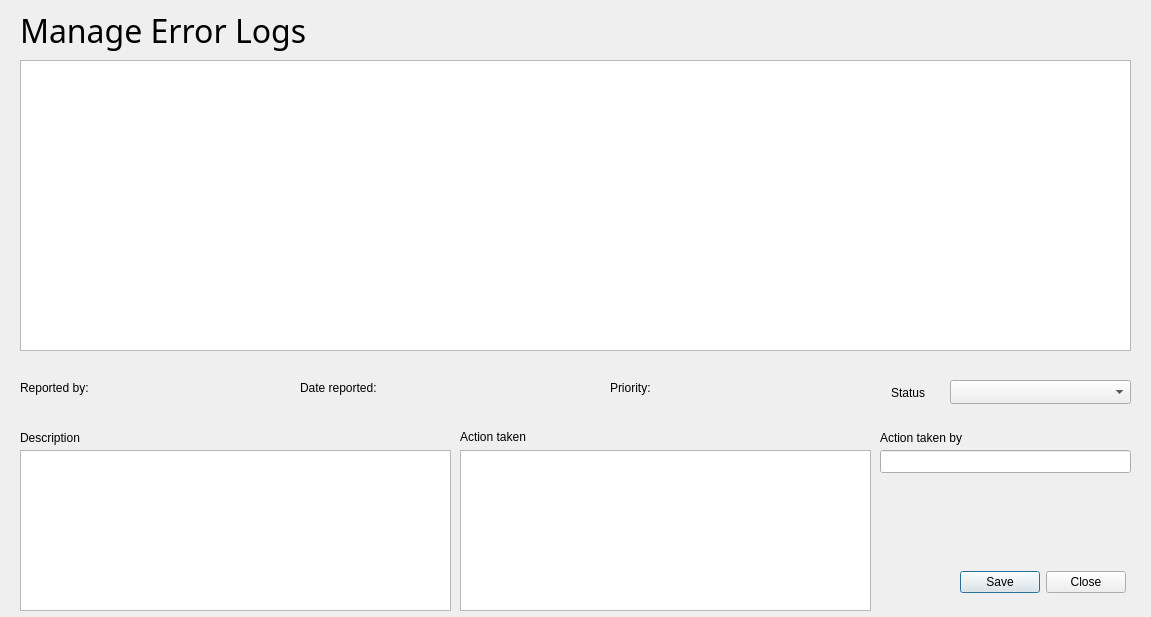
Above: MyCovidRecord/manageerrorlogs.ui from gagabon501/cs106-2 before the change. Below: the same form after it.
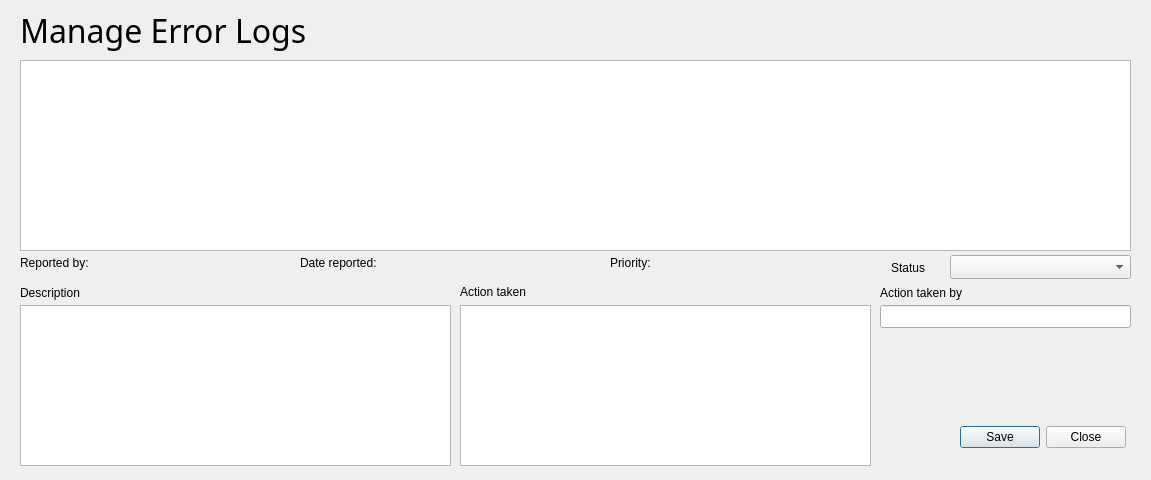
That is the form after the change.

```diff
--- a/MyCovidRecord/manageerrorlogs.ui
+++ b/MyCovidRecord/manageerrorlogs.ui
@@ -7,7 +7,7 @@
     <x>0</x>
     <y>0</y>
     <width>1151</width>
-    <height>617</height>
+    <height>480</height>
    </rect>
   </property>
   <property name="windowTitle">
@@ -19,7 +19,7 @@
      <x>20</x>
      <y>60</y>
      <width>1111</width>
-     <height>291</height>
+     <height>191</height>
     </rect>
    </property>
   </widget>
@@ -47,7 +47,7 @@
    <property name="geometry">
     <rect>
      <x>460</x>
-     <y>450</y>
+     <y>305</y>
      <width>411</width>
      <height>161</height>
     </rect>
@@ -57,7 +57,7 @@
    <property name="geometry">
     <rect>
      <x>460</x>
-     <y>426</y>
+     <y>281</y>
      <width>81</width>
      <height>21</height>
     </rect>
@@ -76,7 +76,7 @@
    <property name="geometry">
     <rect>
      <x>880</x>
-     <y>430</y>
+     <y>285</y>
      <width>131</width>
      <height>16</height>
     </rect>
@@ -95,7 +95,7 @@
    <property name="geometry">
     <rect>
      <x>880</x>
-     <y>450</y>
+     <y>305</y>
      <width>251</width>
      <height>23</height>
     </rect>
@@ -105,7 +105,7 @@
    <property name="geometry">
     <rect>
      <x>905</x>
-     <y>570</y>
+     <y>425</y>
      <width>221</width>
      <height>24</height>
     </rect>
@@ -118,7 +118,7 @@
    <property name="geometry">
     <rect>
      <x>20</x>
-     <y>450</y>
+     <y>305</y>
      <width>431</width>
      <height>161</height>
     </rect>
@@ -131,7 +131,7 @@
    <property name="geometry">
     <rect>
      <x>20</x>
-     <y>430</y>
+     <y>285</y>
      <width>151</width>
      <height>16</height>
     </rect>
@@ -144,7 +144,7 @@
    <property name="geometry">
     <rect>
      <x>880</x>
-     <y>480</y>
+     <y>335</y>
      <width>62</width>
      <height>16</height>
     </rect>
@@ -157,7 +157,7 @@
    <property name="geometry">
     <rect>
      <x>20</x>
-     <y>380</y>
+     <y>255</y>
      <width>371</width>
      <height>16</height>
     </rect>
@@ -170,7 +170,7 @@
    <property name="geometry">
     <rect>
      <x>300</x>
-     <y>380</y>
+     <y>255</y>
      <width>301</width>
      <height>16</height>
     </rect>
@@ -183,7 +183,7 @@
    <property name="geometry">
     <rect>
      <x>610</x>
-     <y>380</y>
+     <y>255</y>
      <width>91</width>
      <height>16</height>
     </rect>
@@ -196,7 +196,7 @@
    <property name="geometry">
     <rect>
      <x>950</x>
-     <y>380</y>
+     <y>255</y>
      <width>181</width>
      <height>24</height>
     </rect>
@@ -206,7 +206,7 @@
    <property name="geometry">
     <rect>
      <x>891</x>
-     <y>385</y>
+     <y>260</y>
      <width>42</width>
      <height>16</height>
     </rect>
```
